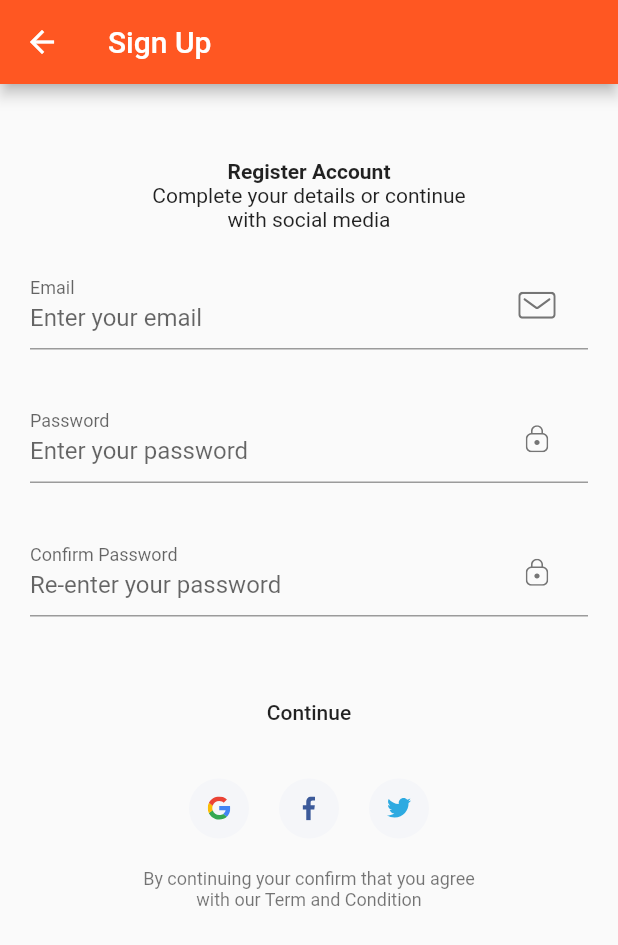
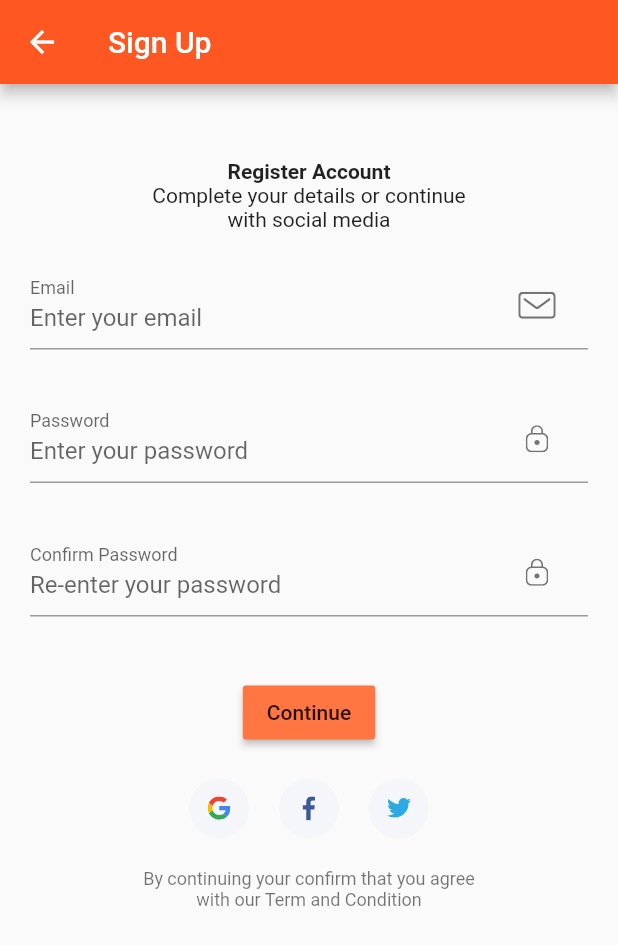
Before and after one commit to kripas1369/ecommerceui, a Flutter app: the SignUpScreen screen opened by its route, on a phone screen of 412 x 824 dp. Shown: the top 945 px of the screen. Run offline on Flutter 3.47's test engine with Material 2 defaults, Android fonts, the phone set to English and light mode, and no system bars; our stand-ins replace carousel_slider, flutter_svg.

Commit message:
some improvement

```diff
--- a/lib/main.dart
+++ b/lib/main.dart
@@ -1,6 +1,4 @@
 import 'package:ecommerceui/routes.dart';
-
-import 'package:ecommerceui/screen/home/components/body.dart';
 import 'package:flutter/material.dart';
 
 import 'screen/splash/splash_page.dart';
@@ -16,8 +14,9 @@ class MyApp extends StatelessWidget {
   @override
   Widget build(BuildContext context) {
     return MaterialApp(
+      debugShowCheckedModeBanner: false,
       theme: ThemeData(primarySwatch: Colors.deepOrange),
-      // home: Body(),
+      // home: SplashScreen(),
       initialRoute: SplashScreen.routeName,
       routes: routes,
     );
--- a/lib/screen/cart/components/check_out_card.dart
+++ b/lib/screen/cart/components/check_out_card.dart
@@ -76,7 +76,8 @@ class CheckoutCard extends StatelessWidget {
                 SizedBox(
                   width: (190),
                   child: MaterialButton(
-                    child:Text("Check Out"),
+                    color: kPrimaryColor,
+                    child: Text("Check Out"),
                     onPressed: () {},
                   ),
                 ),
--- a/lib/screen/home/components/home_header.dart
+++ b/lib/screen/home/components/home_header.dart
@@ -14,12 +14,11 @@ class HomeHeader extends StatelessWidget {
   Widget build(BuildContext context) {
     return SafeArea(
       child: Padding(
-        padding:
-            EdgeInsets.symmetric(horizontal: (9)),
+        padding: const EdgeInsets.symmetric(horizontal: 9, vertical: 6),
         child: Row(
           mainAxisAlignment: MainAxisAlignment.spaceBetween,
           children: [
-            SearchField(),
+            const SearchField(),
             IconBtnWithCounter(
               svgSrc: "assets/icons/Cart Icon.svg",
               press: () => Navigator.pushNamed(context, CartScreen.routeName),
--- a/lib/screen/sign_up/components/body.dart
+++ b/lib/screen/sign_up/components/body.dart
@@ -1,6 +1,5 @@
 import 'package:ecommerceui/components/socal_card.dart';
 import 'package:flutter/material.dart';
-
 
 import 'sign_up_form.dart';
 
@@ -11,20 +10,22 @@ class Body extends StatelessWidget {
       child: SizedBox(
         width: double.infinity,
         child: Padding(
-          padding:
-              EdgeInsets.symmetric(horizontal: (20)),
+          padding: const EdgeInsets.symmetric(horizontal: (20)),
           child: SingleChildScrollView(
             child: Column(
               children: [
-                SizedBox(height: 50),
-                Text("Register Account",style: TextStyle(fontWeight: FontWeight.bold),),
-                Text(
+                const SizedBox(height: 50),
+                const Text(
+                  "Register Account",
+                  style: TextStyle(fontWeight: FontWeight.bold),
+                ),
+                const Text(
                   "Complete your details or continue \nwith social media",
                   textAlign: TextAlign.center,
                 ),
-                SizedBox(height: 20),
+                const SizedBox(height: 20),
                 SignUpForm(),
-                SizedBox(height: 20),
+                const SizedBox(height: 20),
                 Row(
                   mainAxisAlignment: MainAxisAlignment.center,
                   children: [
--- a/lib/screen/sign_up/components/sign_up_form.dart
+++ b/lib/screen/sign_up/components/sign_up_form.dart
@@ -1,10 +1,8 @@
 import 'package:ecommerceui/components/custom_surfix_icon.dart';
 import 'package:flutter/material.dart';
 
-
 import '../../../constants.dart';
 import '../../../size_config.dart';
-
 
 class SignUpForm extends StatefulWidget {
   @override
@@ -46,7 +44,8 @@ class _SignUpFormState extends State<SignUpForm> {
           buildConformPassFormField(),
           SizedBox(height: (40)),
           MaterialButton(
-            child:Text("Continue"),
+            color: kPrimaryColor,
+            child: Text("Continue"),
             onPressed: () {
               if (_formKey.currentState!.validate()) {
                 _formKey.currentState!.save();
--- a/lib/screen/splash/components/body.dart
+++ b/lib/screen/splash/components/body.dart
@@ -2,7 +2,6 @@ import 'package:ecommerceui/constants.dart';
 import 'package:ecommerceui/screen/sign_in/sign_in_screen.dart';
 import 'package:ecommerceui/screen/splash/components/splash_content.dart';
 import 'package:flutter/material.dart';
-
 
 class Body extends StatefulWidget {
   @override
@@ -12,13 +11,9 @@ class Body extends StatefulWidget {
 class _BodyState extends State<Body> {
   int currentPage = 0;
   List<Map<String, String>> splashData = [
+    {"text": "Welcome to Daraz, Let’s shop!", "image": "assets/images/1.png"},
     {
-      "text": "Welcome to Daraz, Let’s shop!",
-      "image": "assets/images/1.png"
-    },
-    {
-      "text":
-          "We help people conect with store.",
+      "text": "We help people conect with store.",
       "image": "assets/images/2.png"
     },
     {
@@ -51,9 +46,7 @@ class _BodyState extends State<Body> {
             Expanded(
               flex: 2,
               child: Padding(
-                padding: EdgeInsets.symmetric(
-                    horizontal: 123
-                ),
+                padding: EdgeInsets.symmetric(horizontal: 123),
                 child: Column(
                   children: <Widget>[
                     Spacer(),
@@ -67,9 +60,13 @@ class _BodyState extends State<Body> {
                     Spacer(flex: 3),
                     MaterialButton(
                       color: kPrimaryColor,
-                      child:Text("Continue",style: TextStyle(color: kPrimaryLightColor),),
+                      child: Text(
+                        "Continue",
+                        style: TextStyle(color: kPrimaryLightColor),
+                      ),
                       onPressed: () {
                         Navigator.pushNamed(context, SignInScreen.routeName);
+
                       },
                     ),
                     Spacer(),
@@ -87,7 +84,7 @@ class _BodyState extends State<Body> {
     return AnimatedContainer(
       duration: kAnimationDuration,
       margin: const EdgeInsets.only(right: 5),
-      height:6,
+      height: 6,
       width: currentPage == index ? 20 : 6,
       decoration: BoxDecoration(
         color: currentPage == index ? kPrimaryColor : Color(0xFFD8D8D8),
```
Also changed, not shown: lib/screen/details/components/color_dots.dart (+26 -12 lines), lib/screen/home/components/discount_banner.dart (+9 -10 lines), lib/screen/home/components/search_field.dart (+4 -5 lines), lib/screen/sign_in/components/sign_form.dart (+9 -6 lines), pubspec.lock.
